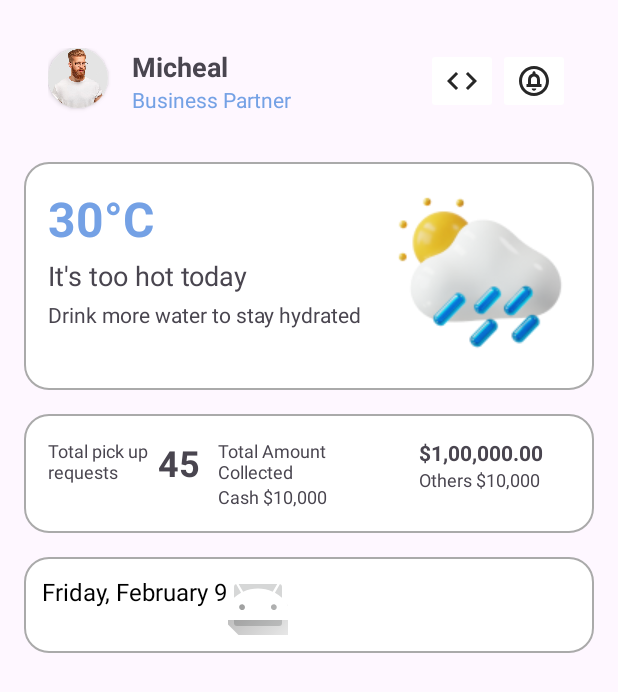
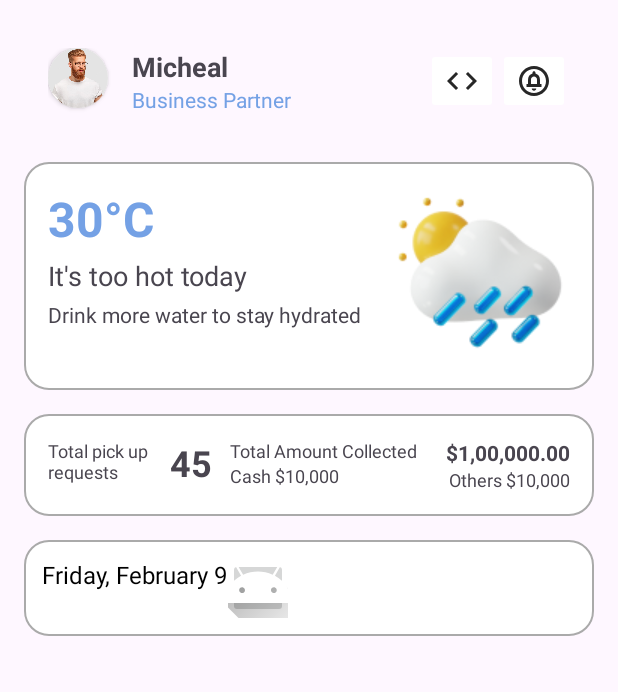
Before and after one commit to nsrimanmj/dashboard, an Android app: the screen it shows after launch (MainActivity), on a phone screen of 412 x 824 dp. Shown: the top 692 px of the screen. Run offline under Robolectric (Android 15) with nearby library versions, the phone set to English and light mode, and no system bars.

Commit message:
alignment adjustments

```diff
--- a/app/src/main/res/layout/activity_main.xml
+++ b/app/src/main/res/layout/activity_main.xml
@@ -152,11 +152,12 @@
             android:text="45"
             android:textStyle="bold"
             android:textSize="24sp"
+            android:layout_marginStart="8dp"
             android:layout_toEndOf="@+id/totalPickUp"/>
 
         <TextView
             android:id="@+id/amountCollected"
-            android:layout_width="55pt"
+            android:layout_width="wrap_content"
             android:layout_height="wrap_content"
             android:text="Total Amount Collected"
             android:layout_toEndOf="@+id/totalPickUpCount"
@@ -181,7 +182,8 @@
             android:textStyle="bold"
             android:textSize="14sp"
             android:layout_marginStart="12dp"
-            android:layout_toEndOf="@+id/amountCollected"/>
+            android:layout_alignParentEnd="true"
+            />
 
         <TextView
             android:id="@+id/otherAmount"
@@ -190,7 +192,7 @@
             android:text="Others $10,000"
             android:textSize="12sp"
             android:layout_marginStart="12dp"
-            android:layout_toEndOf="@+id/amountCollected"
+            android:layout_alignParentEnd="true"
             android:layout_below="@+id/amount"/>
 
 
```
